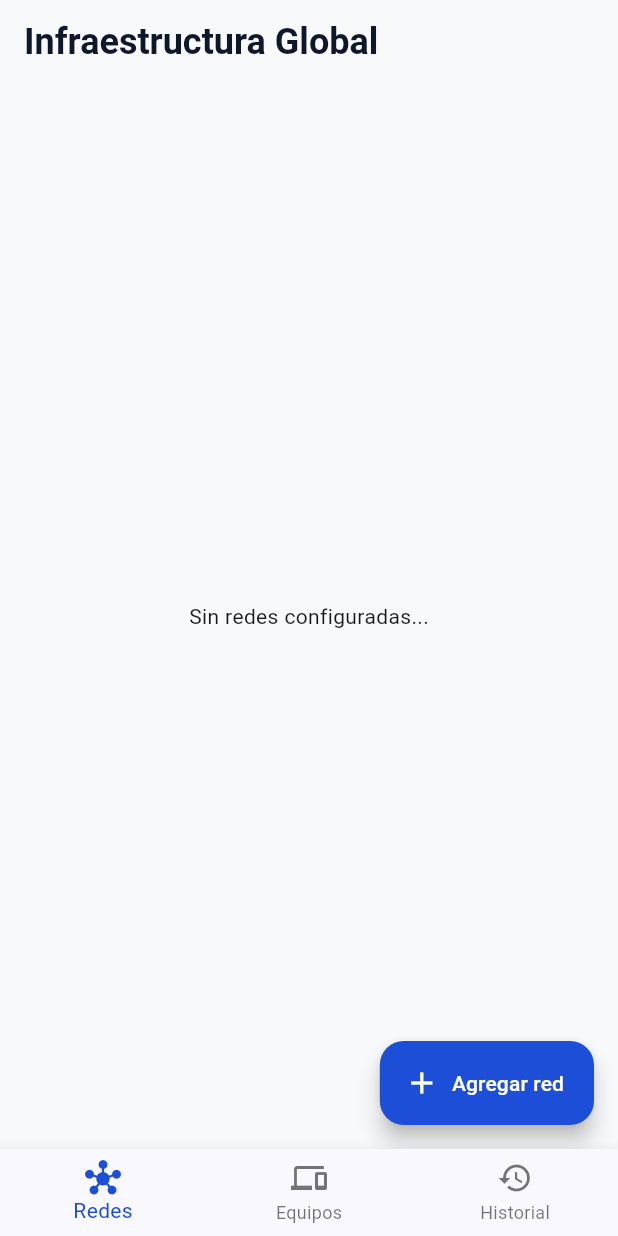
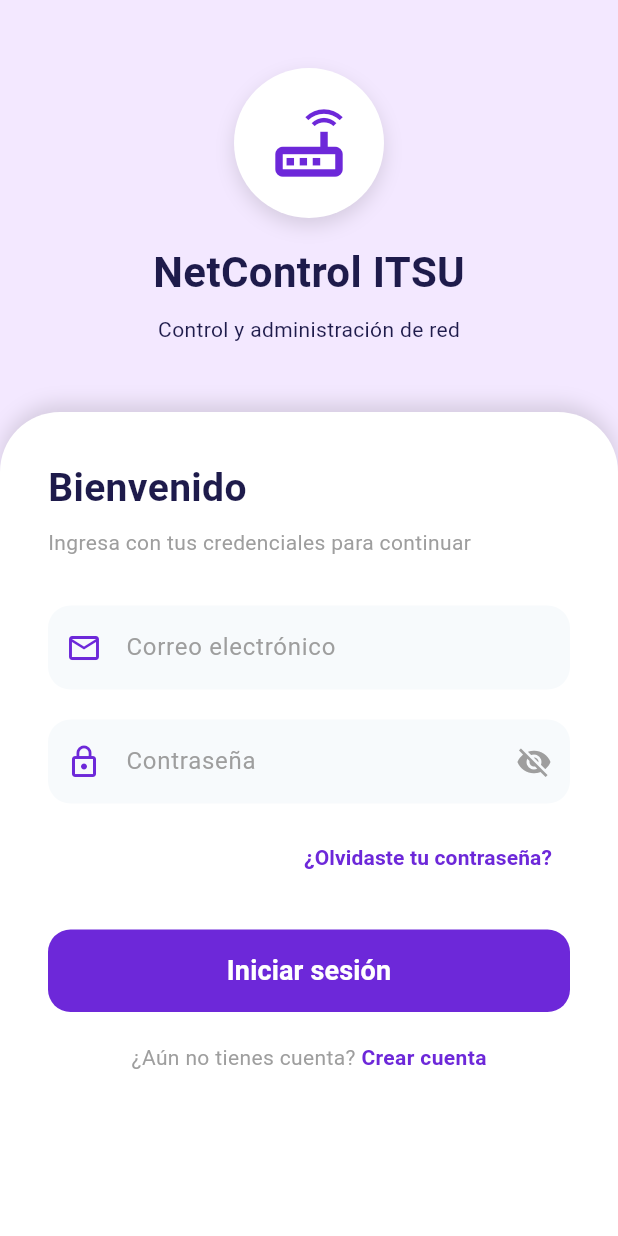
Before and after one commit to Oswii8411/Bit-cora, a Flutter app: the screen it shows after launch, on a phone screen of 412 x 824 dp. Run offline on Flutter 3.47's test engine with Material 3 defaults, Android fonts, the phone set to English and light mode, and no system bars; our stand-ins replace supabase_flutter; accounts and stored records are empty.

Commit message:
Implementa login funcional, registro con roles y optimización de navegación

```diff
--- a/lib/main.dart
+++ b/lib/main.dart
@@ -1,6 +1,7 @@
 import 'package:flutter/material.dart';
 import 'package:supabase_flutter/supabase_flutter.dart';
 import 'views/pantalla_principal.dart';
+import 'views/login_screen.dart';
 
 void main() async {
   WidgetsFlutterBinding.ensureInitialized();
@@ -30,7 +31,10 @@ class BitacoraRedApp extends StatelessWidget {
           titleTextStyle: TextStyle(color: Color(0xFF0F172A), fontSize: 24, fontWeight: FontWeight.bold),
         ),
       ),
-      home: const MainTabScreen(),
+      // Validación de sesión para mostrar Login o Pantalla Principal
+      home: Supabase.instance.client.auth.currentUser != null
+          ? const MainTabScreen()
+          : const LoginScreen(),
     );
   }
 }
--- /dev/null
+++ b/lib/views/login_screen.dart
@@ -0,0 +1,241 @@
+import 'package:flutter/material.dart';
+import 'package:supabase_flutter/supabase_flutter.dart';
+import 'pantalla_principal.dart';
+import 'register_screen.dart';
+
+class LoginScreen extends StatefulWidget {
+  const LoginScreen({super.key});
+
+  @override
+  State<LoginScreen> createState() => _LoginScreenState();
+}
+
+class _LoginScreenState extends State<LoginScreen> {
+  final _formKey = GlobalKey<FormState>(); // Llave para validar el formulario
+  final _emailController = TextEditingController();
+  final _passwordController = TextEditingController();
+  bool _isLoading = false;
+  bool _obscurePassword = true;
+
+  final supabase = Supabase.instance.client;
+
+  Future<void> _signIn() async {
+    // Valida que los campos no estén vacíos antes de intentar iniciar sesión
+    if (!_formKey.currentState!.validate()) return;
+
+    setState(() => _isLoading = true);
+    try {
+      final res = await supabase.auth.signInWithPassword(
+        email: _emailController.text.trim(),
+        password: _passwordController.text.trim(),
+      );
+      if (res.user != null && mounted) {
+        Navigator.of(context).pushReplacement(
+          MaterialPageRoute(builder: (context) => const MainTabScreen()),
+        );
+      }
+    } on AuthException catch (error) {
+      // Interceptar y traducir el mensaje de Supabase
+      String mensajeError = 'Error al iniciar sesión.';
+
+      if (error.message.contains('Invalid login credentials')) {
+        mensajeError = 'El correo o la contraseña son incorrectos.';
+      } else if (error.message.contains('Email not confirmed')) {
+        mensajeError = 'Debes confirmar tu correo electrónico primero.';
+      } else if (error.message.contains('Too many requests')) {
+        mensajeError = 'Demasiados intentos. Por favor, espera un momento.';
+      }
+
+      if (mounted) {
+        ScaffoldMessenger.of(context).showSnackBar(
+            SnackBar(
+              content: Text(mensajeError),
+              backgroundColor: Colors.redAccent,
+              behavior: SnackBarBehavior.floating, // Hace que el mensaje se vea más moderno (flotante)
+            )
+        );
+      }
+    } catch (error) {
+      if (mounted) {
+        ScaffoldMessenger.of(context).showSnackBar(
+            const SnackBar(
+              content: Text('Error inesperado de conexión.'),
+              backgroundColor: Colors.redAccent,
+              behavior: SnackBarBehavior.floating,
+            )
+        );
+      }
+    } finally {
+      if (mounted) setState(() => _isLoading = false);
+    }
+  }
+
+  @override
+  Widget build(BuildContext context) {
+    // Paleta Púrpura Moderna
+    const colorFondo = Color(0xFFF3E8FF); // Púrpura muy claro
+    const colorPrimario = Color(0xFF6D28D9); // Púrpura profundo y vibrante
+    const colorTextoOscuro = Color(0xFF1E1B4B);
+
+    return Scaffold(
+      backgroundColor: colorFondo,
+      body: SafeArea(
+        child: Column(
+          children: [
+            Expanded(
+              flex: 2,
+              child: Center(
+                child: Column(
+                  mainAxisAlignment: MainAxisAlignment.center,
+                  children: [
+                    Container(
+                      padding: const EdgeInsets.all(20),
+                      decoration: const BoxDecoration(
+                        color: Colors.white,
+                        shape: BoxShape.circle,
+                        boxShadow: [BoxShadow(color: Colors.black12, blurRadius: 10, offset: Offset(0, 5))],
+                      ),
+                      child: const Icon(Icons.router_outlined, size: 60, color: colorPrimario),
+                    ),
+                    const SizedBox(height: 16),
+                    const Text('NetControl ITSU', style: TextStyle(fontSize: 28, fontWeight: FontWeight.bold, color: colorTextoOscuro)),
+                    const SizedBox(height: 8),
+                    const Text('Control y administración de red', style: TextStyle(color: colorTextoOscuro, fontSize: 14)),
+                  ],
+                ),
+              ),
+            ),
+
+            Expanded(
+              flex: 4,
+              child: Container(
+                width: double.infinity,
+                padding: const EdgeInsets.all(32.0),
+                decoration: const BoxDecoration(
+                  color: Colors.white,
+                  borderRadius: BorderRadius.vertical(top: Radius.circular(40)),
+                  boxShadow: [BoxShadow(color: Colors.black12, blurRadius: 10, offset: Offset(0, -5))],
+                ),
+                child: SingleChildScrollView(
+                  child: Form(
+                    key: _formKey, // Asignamos la llave al formulario
+                    child: Column(
+                      crossAxisAlignment: CrossAxisAlignment.start,
+                      children: [
+                        const Text('Bienvenido', style: TextStyle(fontSize: 26, fontWeight: FontWeight.bold, color: colorTextoOscuro)),
+                        const SizedBox(height: 8),
+                        const Text('Ingresa con tus credenciales para continuar', style: TextStyle(color: Colors.grey)),
+                        const SizedBox(height: 32),
+
+                        _buildTextField(
+                          controller: _emailController,
+                          label: 'Correo electrónico',
+                          icon: Icons.email_outlined,
+                          colorPrimario: colorPrimario,
+                          validator: (value) {
+                            if (value == null || value.trim().isEmpty) return 'El correo es obligatorio';
+                            if (!value.contains('@')) return 'Ingresa un correo válido';
+                            return null;
+                          },
+                        ),
+                        const SizedBox(height: 20),
+
+                        _buildTextField(
+                          controller: _passwordController,
+                          label: 'Contraseña',
+                          icon: Icons.lock_outline,
+                          colorPrimario: colorPrimario,
+                          isPassword: true,
+                          obscureText: _obscurePassword,
+                          onTogglePassword: () => setState(() => _obscurePassword = !_obscurePassword),
+                          validator: (value) {
+                            if (value == null || value.trim().isEmpty) return 'La contraseña es obligatoria';
+                            return null;
+                          },
+                        ),
+                        const SizedBox(height: 12),
+
+                        Align(
+                          alignment: Alignment.centerRight,
+                          child: TextButton(
+                            onPressed: () {},
+                            child: const Text('¿Olvidaste tu contraseña?', style: TextStyle(color: colorPrimario, fontWeight: FontWeight.w600)),
+                          ),
+                        ),
+                        const SizedBox(height: 24),
+
+                        SizedBox(
+                          width: double.infinity,
+                          height: 55,
+                          child: ElevatedButton(
+                            style: ElevatedButton.styleFrom(
+                              backgroundColor: colorPrimario,
+                              foregroundColor: Colors.white,
+                              shape: RoundedRectangleBorder(borderRadius: BorderRadius.circular(15)),
+                              elevation: 0,
+                            ),
+                            onPressed: _isLoading ? null : _signIn,
+                            child: _isLoading
+                                ? const CircularProgressIndicator(color: Colors.white)
+                                : const Text('Iniciar sesión', style: TextStyle(fontSize: 18, fontWeight: FontWeight.bold)),
+                          ),
+                        ),
+                        const SizedBox(height: 20),
+
+                        Row(
+                          mainAxisAlignment: MainAxisAlignment.center,
+                          children: [
+                            const Text('¿Aún no tienes cuenta? ', style: TextStyle(color: Colors.grey)),
+                            GestureDetector(
+                              onTap: () => Navigator.of(context).push(MaterialPageRoute(builder: (context) => const RegisterScreen())),
+                              child: const Text('Crear cuenta', style: TextStyle(color: colorPrimario, fontWeight: FontWeight.bold)),
+                            ),
+                          ],
+                        )
+                      ],
+                    ),
+                  ),
+                ),
+              ),
+            ),
+          ],
+        ),
+      ),
+    );
+  }
+
+  Widget _buildTextField({
+    required TextEditingController controller,
+    required String label,
+    required IconData icon,
+    required Color colorPrimario,
+    bool isPassword = false,
+    bool obscureText = false,
+    VoidCallback? onTogglePassword,
+    String? Function(String?)? validator,
+  }) {
+    return TextFormField(
+      controller: controller,
+      obscureText: obscureText,
+      validator: validator, // Recibe la regla de validación
+      decoration: InputDecoration(
+        labelText: label,
+        labelStyle: const TextStyle(color: Colors.grey),
+        prefixIcon: Icon(icon, color: colorPrimario),
+        suffixIcon: isPassword
+            ? IconButton(
+          icon: Icon(obscureText ? Icons.visibility_off : Icons.visibility, color: Colors.grey),
+          onPressed: onTogglePassword,
+        )
+            : null,
+        filled: true,
+        fillColor: const Color(0xFFF7FAFC),
+        border: OutlineInputBorder(borderRadius: BorderRadius.circular(15), borderSide: BorderSide.none),
+        focusedBorder: OutlineInputBorder(borderRadius: BorderRadius.circular(15), borderSide: BorderSide(color: colorPrimario, width: 1.5)),
+        // Configuración para resaltar en rojo cuando hay error
+        errorBorder: OutlineInputBorder(borderRadius: BorderRadius.circular(15), borderSide: const BorderSide(color: Colors.redAccent, width: 1.5)),
+        focusedErrorBorder: OutlineInputBorder(borderRadius: BorderRadius.circular(15), borderSide: const BorderSide(color: Colors.redAccent, width: 2.0)),
+      ),
+    );
+  }
+}
--- a/lib/views/pantalla_principal.dart
+++ b/lib/views/pantalla_principal.dart
@@ -4,8 +4,9 @@ import 'package:bitacora_red/views/asistente_red.dart';
 import 'package:bitacora_red/views/pantalla_equipos.dart';
 import 'package:bitacora_red/views/pantalla_historial.dart';
 import 'package:bitacora_red/views/pantalla_segmentos.dart';
+import 'package:bitacora_red/views/login_screen.dart';
+import 'package:supabase_flutter/supabase_flutter.dart';
 import 'package:flutter/material.dart';
-import 'package:flutter/widgets.dart';
 
 class NetworksScreen extends StatefulWidget {
   const NetworksScreen({super.key});
@@ -24,16 +25,22 @@ class _MainTabScreenState extends State<MainTabScreen> {
   final List<Widget> _screens = [
     const NetworksScreen(),
     const DevicesScreen(),
-    const HistoryScreen()
+    const HistoryScreen() // Asumo que estas pantallas ya las tienes creadas
   ];
 
   @override
   Widget build(BuildContext context) {
     return Scaffold(
-      body: _screens[_currentIndex],
+      // --- EL CAMBIO ESTÁ AQUÍ ---
+      // IndexedStack mantiene todas las pantallas en memoria pero solo muestra la del índice activo.
+      body: IndexedStack(
+        index: _currentIndex,
+        children: _screens,
+      ),
+      // ---------------------------
       bottomNavigationBar: BottomNavigationBar(
         currentIndex: _currentIndex,
-        selectedItemColor: const Color(0xFF1D4ED8),
+        selectedItemColor: const Color(0xFF6D28D9), // Color púrpura
         onTap: (index) => setState(() => _currentIndex = index),
         items: const [
           BottomNavigationBarItem(icon: Icon(Icons.hub_outlined), activeIcon: Icon(Icons.hub), label: 'Redes'),
@@ -63,7 +70,28 @@ class _NetworksScreenState extends State<NetworksScreen> {
   @override
   Widget build(BuildContext context) {
     return Scaffold(
-      appBar: AppBar(title: const Text('Infraestructura Global')),
+      appBar: AppBar(
+        title: const Text('Infraestructura Global'),
+        // Aquí agregamos el botón de cerrar sesión
+        actions: [
+          IconButton(
+            icon: const Icon(Icons.logout, color: Colors.redAccent),
+            tooltip: 'Cerrar sesión',
+            onPressed: () async {
+              // 1. Cierra la sesión en Supabase
+              await Supabase.instance.client.auth.signOut();
+
+              // 2. Redirige al Login y limpia el historial de navegación
+              if (context.mounted) {
+                Navigator.of(context).pushAndRemoveUntil(
+                  MaterialPageRoute(builder: (context) => const LoginScreen()),
+                      (route) => false,
+                );
+              }
+            },
+          ),
+        ],
+      ),
       body: networks.isEmpty
           ? const Center(child: Text('Sin redes configuradas...'))
           : ListView.builder(
```
Also changed, not shown: lib/views/register_screen.dart (added, +246 -0 lines). Lines whose indentation alone changed are shown as unchanged.
